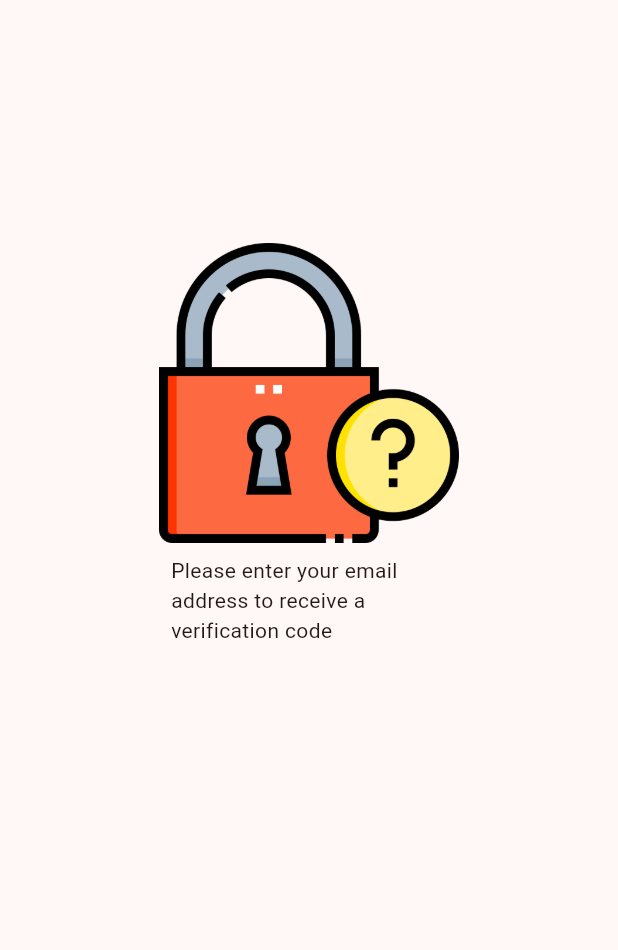
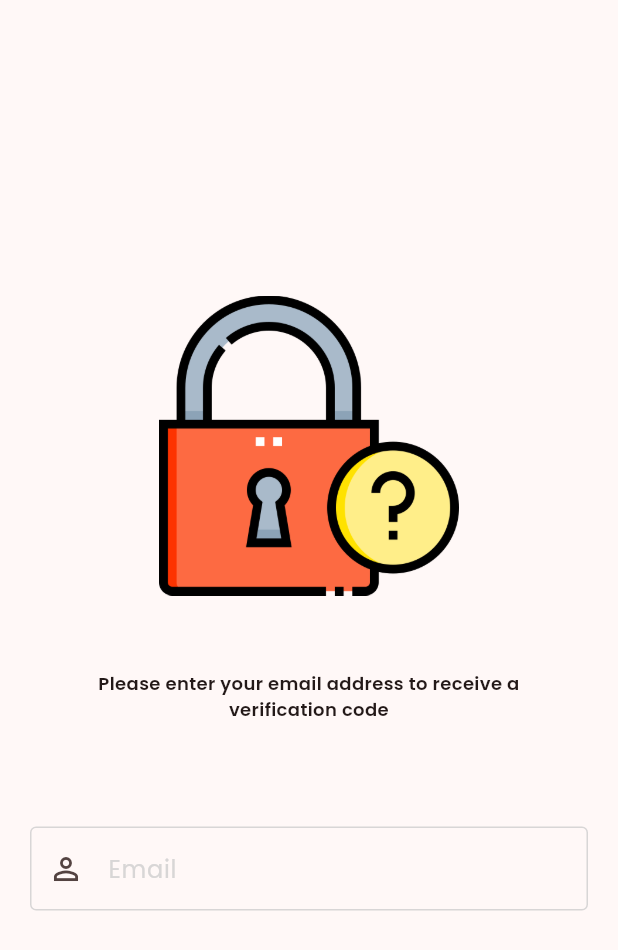
Before and after one commit to SahilSir0/manjushree, a Flutter app: the ForgetPasswordScreen screen opened directly, on a phone screen of 412 x 824 dp. Shown: the top 950 px of the screen. Run offline on Flutter 3.47's test engine with Material 3 defaults, Android fonts, the phone set to English and light mode, and no system bars; our stand-ins replace bottom_navy_bar, cached_network_image, carousel_slider, flutter_svg, get, get_storage and 1 more; missing offline and left inert: khalti_flutter, simple_fontellico_progress_dialog; accounts and stored records are empty; network calls fail.

Commit message:
Forgetpw

```diff
--- a/lib/views/auth/forget_password_screen.dart
+++ b/lib/views/auth/forget_password_screen.dart
@@ -1,27 +1,50 @@
 import 'package:flutter/material.dart';
+import 'package:get/get.dart';
+import 'package:manjushree/controller/auth/login_controller.dart';
+import 'package:manjushree/utils/custom_text_style.dart';
+
+import '../../utils/validatior.dart';
+import '../../widgets/custom/custom_textfield.dart';
 
 class ForgetPasswordScreen extends StatelessWidget {
-  const ForgetPasswordScreen({super.key});
+  ForgetPasswordScreen({super.key});
+  final c = Get.put(LogInController());
 
   @override
   Widget build(BuildContext context) {
     return Scaffold(
       body: Center(
-        child: SizedBox(
-            height: 500,
-            width: 200,
-            child: Column(
-              children: [
-                Image(
+        child: Column(
+          mainAxisAlignment: MainAxisAlignment.center,
+          children: [
+            SizedBox(
+                height: 200,
+                width: 500,
+                child: Image(
                   image: AssetImage("assets/common/forgetpassword.png"),
-                ),
-                Padding(
-                  padding: const EdgeInsets.all(8.0),
-                  child: Text(
-                      "Please enter your email address to receive a verification code"),
-                )
-              ],
-            )),
+                )),
+            Padding(
+              padding: const EdgeInsets.all(50.0),
+              child: Center(
+                child: Text(
+                    "Please enter your email address to receive a verification code",
+                    textAlign: TextAlign.center,
+                    style: CustomTextStyles.f12W600()),
+              ),
+            ),
+            Padding(
+              padding: const EdgeInsets.all(20.0),
+              child: CustomTextField(
+                preIconPath: Icons.person_outline_sharp,
+                hint: "Email",
+                validator: Validators.checkEmailField,
+                controller: c.emailController,
+                textInputAction: TextInputAction.next,
+                textInputType: TextInputType.emailAddress,
+              ),
+            ),
+          ],
+        ),
       ),
     );
   }
```
Also changed, not shown: assets/icons/Envelope.png (added), assets/icons/forgetpw.png (renamed from assets/common/forgetpw.png).
